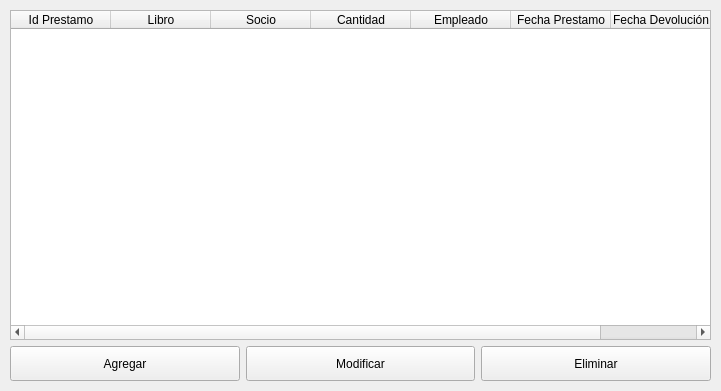
DanielaGanan/biblioteca, file prestamo.ui: the form before one commit.
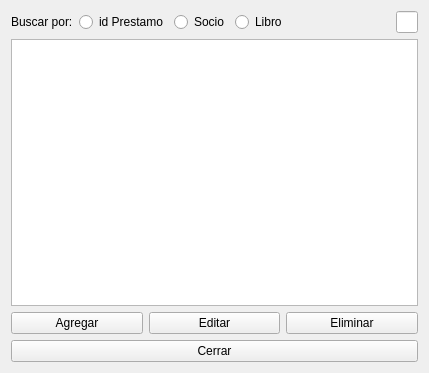
The form after the commit.

Commit message: trabajo clase prestamo

```diff
--- a/prestamo.ui
+++ b/prestamo.ui
@@ -6,145 +6,105 @@
    <rect>
     <x>0</x>
     <y>0</y>
-    <width>721</width>
-    <height>391</height>
+    <width>428</width>
+    <height>373</height>
    </rect>
   </property>
   <property name="windowTitle">
    <string>Form</string>
   </property>
-  <widget class="QWidget" name="gridLayoutWidget">
-   <property name="geometry">
-    <rect>
-     <x>10</x>
-     <y>10</y>
-     <width>701</width>
-     <height>371</height>
-    </rect>
-   </property>
+  <layout class="QGridLayout" name="gridLayout_2">
+   <item row="0" column="0">
    <layout class="QGridLayout" name="gridLayout">
     <property name="sizeConstraint">
      <enum>QLayout::SizeConstraint::SetMaximumSize</enum>
     </property>
-    <item row="1" column="2">
-     <widget class="QPushButton" name="botonEliminarPrestamo">
-      <property name="sizePolicy">
-       <sizepolicy hsizetype="Expanding" vsizetype="Expanding">
-        <horstretch>0</horstretch>
-        <verstretch>0</verstretch>
-       </sizepolicy>
-      </property>
-      <property name="maximumSize">
-       <size>
-        <width>16777215</width>
-        <height>35</height>
-       </size>
-      </property>
+     <item row="3" column="0">
+      <widget class="QPushButton" name="boton_cerrar">
+       <property name="text">
+        <string>Cerrar</string>
+       </property>
+      </widget>
+     </item>
+     <item row="2" column="0">
+      <layout class="QHBoxLayout" name="horizontalLayout">
+       <item>
+        <widget class="QPushButton" name="boton_agregar">
+         <property name="text">
+          <string>Agregar</string>
+         </property>
+        </widget>
+       </item>
+       <item>
+        <widget class="QPushButton" name="boton_editar">
+         <property name="text">
+          <string>Editar</string>
+         </property>
+        </widget>
+       </item>
+       <item>
+        <widget class="QPushButton" name="boton_eliminar">
       <property name="text">
        <string>Eliminar</string>
       </property>
      </widget>
     </item>
+      </layout>
+     </item>
     <item row="1" column="0">
-     <widget class="QPushButton" name="botonAgregarPrestamo">
-      <property name="sizePolicy">
-       <sizepolicy hsizetype="Expanding" vsizetype="Expanding">
-        <horstretch>0</horstretch>
-        <verstretch>0</verstretch>
-       </sizepolicy>
-      </property>
-      <property name="maximumSize">
-       <size>
-        <width>16777215</width>
-        <height>35</height>
-       </size>
-      </property>
+      <widget class="QTableWidget" name="tablaPrestamo"/>
+     </item>
+     <item row="0" column="0">
+      <layout class="QHBoxLayout" name="horizontalLayout_2">
+       <property name="leftMargin">
+        <number>0</number>
+       </property>
+       <property name="topMargin">
+        <number>0</number>
+       </property>
+       <item>
+        <widget class="QLabel" name="label">
       <property name="text">
-       <string>Agregar</string>
+          <string>Buscar por:</string>
       </property>
      </widget>
     </item>
-    <item row="1" column="1">
-     <widget class="QPushButton" name="botonModificarPrestamo">
-      <property name="sizePolicy">
-       <sizepolicy hsizetype="Expanding" vsizetype="Expanding">
-        <horstretch>0</horstretch>
-        <verstretch>0</verstretch>
-       </sizepolicy>
-      </property>
-      <property name="minimumSize">
-       <size>
-        <width>0</width>
-        <height>35</height>
-       </size>
-      </property>
-      <property name="maximumSize">
-       <size>
-        <width>16777215</width>
-        <height>35</height>
-       </size>
-      </property>
+       <item>
+        <widget class="QRadioButton" name="boton_idPrestamo">
       <property name="text">
-       <string>Modificar</string>
+          <string>id Prestamo</string>
       </property>
      </widget>
     </item>
-    <item row="0" column="0" colspan="3">
-     <widget class="QTableWidget" name="tablaPrestamo">
-      <property name="autoScrollMargin">
-       <number>10</number>
-      </property>
-      <property name="alternatingRowColors">
-       <bool>true</bool>
-      </property>
-      <property name="selectionMode">
-       <enum>QAbstractItemView::SelectionMode::MultiSelection</enum>
-      </property>
-      <property name="selectionBehavior">
-       <enum>QAbstractItemView::SelectionBehavior::SelectRows</enum>
-      </property>
-      <attribute name="horizontalHeaderDefaultSectionSize">
-       <number>100</number>
-      </attribute>
-      <column>
-       <property name="text">
-        <string>Id Prestamo</string>
-       </property>
-      </column>
-      <column>
-       <property name="text">
-        <string>Libro</string>
-       </property>
-      </column>
-      <column>
+       <item>
+        <widget class="QRadioButton" name="boton_socio">
        <property name="text">
         <string>Socio</string>
        </property>
-      </column>
-      <column>
+        </widget>
+       </item>
+       <item>
+        <widget class="QRadioButton" name="boton_libro">
        <property name="text">
-        <string>Cantidad</string>
-       </property>
-      </column>
-      <column>
+          <string>Libro</string>
+         </property>
+        </widget>
+       </item>
+       <item>
+        <widget class="QLabel" name="label_2">
        <property name="text">
-        <string>Empleado</string>
-       </property>
-      </column>
-      <column>
-       <property name="text">
-        <string>Fecha Prestamo</string>
-       </property>
-      </column>
-      <column>
-       <property name="text">
-        <string>Fecha Devolución</string>
-       </property>
-      </column>
-     </widget>
-    </item>
-   </layout>
-  </widget>
+          <string>                             </string>
+         </property>
+        </widget>
+       </item>
+       <item>
+        <widget class="QLineEdit" name="line_buscar"/>
+       </item>
+      </layout>
+     </item>
+    </layout>
+   </item>
+  </layout>
  </widget>
  <resources/>
  <connections/>
```
Lines whose indentation alone changed are shown as unchanged. The commit also changes 14 other files.
